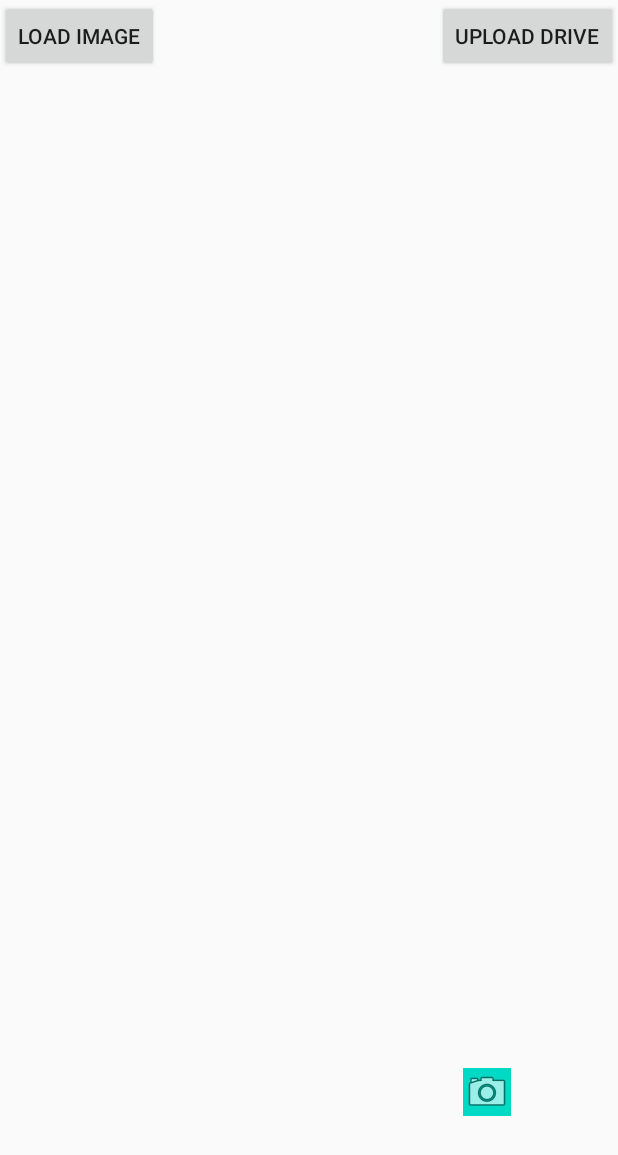
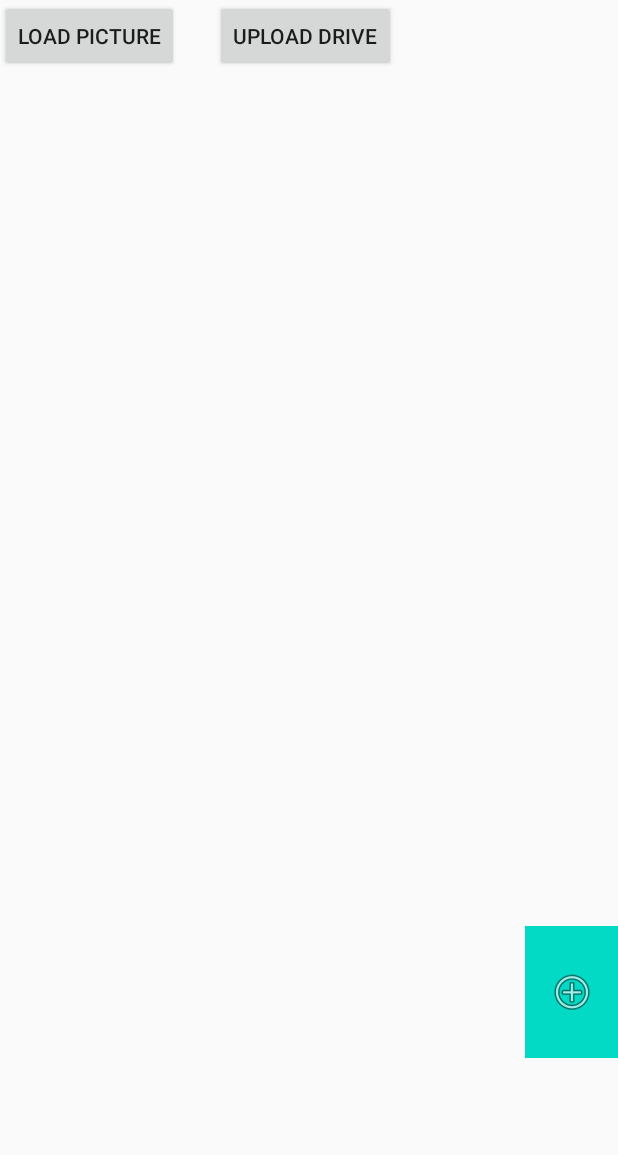
Before and after one commit to windymv025/ScannerApp, an Android app: the layout activity_main.xml on its own in the app's theme, with its tools: preview values and no code run, on a phone screen of 412 x 824 dp. Shown: the top 1155 px of the screen. Run offline under Robolectric (Android 15) with nearby library versions, the phone set to English and light mode, and no system bars.

Commit message:
gộp loadfile và camera thành nút (+)

```diff
--- a/ScannerApp/app/build.gradle
+++ b/ScannerApp/app/build.gradle
@@ -44,6 +44,8 @@ dependencies {
     androidTestImplementation 'androidx.test.ext:junit:1.1.2'
     androidTestImplementation 'androidx.test.espresso:espresso-core:3.3.0'
 
+    implementation 'com.theartofdev.edmodo:android-image-cropper:2.6.0'
+
     implementation 'com.google.android.gms:play-services-auth:16.0.1'
     implementation ('com.google.apis:google-api-services-drive:v3-rev136-1.25.0')
             {
--- a/ScannerApp/app/src/main/AndroidManifest.xml
+++ b/ScannerApp/app/src/main/AndroidManifest.xml
@@ -13,6 +13,9 @@
         android:supportsRtl="true"
         android:theme="@style/AppTheme">
         <activity android:name=".LoadImage"></activity>
+        <activity android:name="com.theartofdev.edmodo.cropper.CropImageActivity"
+            android:theme="@style/Theme.AppCompat"
+            />
         <activity android:name=".MainActivity">
             <intent-filter>
                 <action android:name="android.intent.action.MAIN" />
--- a/ScannerApp/app/src/main/res/layout/activity_main.xml
+++ b/ScannerApp/app/src/main/res/layout/activity_main.xml
@@ -1,37 +1,23 @@
 <?xml version="1.0" encoding="utf-8"?>
-<androidx.constraintlayout.widget.ConstraintLayout xmlns:android="http://schemas.android.com/apk/res/android"
+<LinearLayout xmlns:android="http://schemas.android.com/apk/res/android"
     xmlns:app="http://schemas.android.com/apk/res-auto"
     xmlns:tools="http://schemas.android.com/tools"
     android:layout_width="match_parent"
     android:layout_height="match_parent"
+    android:orientation="vertical"
     tools:context=".MainActivity">
-
-    <ImageButton
-        android:id="@+id/btn_Camera"
+    <LinearLayout
         android:layout_width="wrap_content"
         android:layout_height="wrap_content"
-        android:layout_marginEnd="71dp"
-        android:layout_marginBottom="80dp"
-        android:background="@color/colorAccent"
-        app:layout_constraintBottom_toBottomOf="parent"
-        app:layout_constraintEnd_toEndOf="parent"
-        app:srcCompat="@android:drawable/ic_menu_camera"
-        tools:ignore="MissingConstraints" />
-
-    <ImageView
-        android:id="@+id/imageView"
-        android:layout_width="fill_parent"
-        android:layout_height="wrap_content"
-        android:layout_weight="1" />
-
-
+        android:orientation="horizontal">
         <Button
             android:id="@+id/btnLoadImage"
             android:layout_width="wrap_content"
             android:layout_height="wrap_content"
             android:layout_gravity="center"
             android:layout_weight="0"
-        android:text="Load Image" />
+            android:text="Load Picture" />
+
         <Button
             android:layout_width="wrap_content"
             android:layout_height="wrap_content"
@@ -41,6 +27,14 @@
             app:layout_constraintEnd_toEndOf="parent"
             app:layout_constraintStart_toEndOf="@+id/buttonLoadPicture"
             tools:layout_editor_absoluteY="0dp"></Button>
+    </LinearLayout>
+
+
+    <ImageView
+        android:id="@+id/imageView"
+        android:layout_width="fill_parent"
+        android:layout_height="wrap_content"
+        android:layout_weight="0" />
 
     <ListView
         android:id="@+id/lvThumbnail"
@@ -49,4 +43,13 @@
         app:layout_constraintBottom_toTopOf="@+id/btn_Camera"
         app:layout_constraintTop_toBottomOf="@+id/btn_UploadDrive"
         tools:layout_editor_absoluteX="1dp" />
-</androidx.constraintlayout.widget.ConstraintLayout>
+
+    <ImageButton
+        android:id="@+id/btn_Camera"
+        android:layout_width="62dp"
+        android:layout_height="88dp"
+        android:layout_gravity="right"
+        android:background="@color/colorAccent"
+        app:srcCompat="@android:drawable/ic_menu_add"
+        tools:ignore="MissingConstraints" />
+</LinearLayout>
```
Also changed, not shown: ScannerApp/app/src/main/java/com/android/scannerapp/MainActivity.java (+11 -10 lines). Lines whose indentation alone changed are shown as unchanged.
